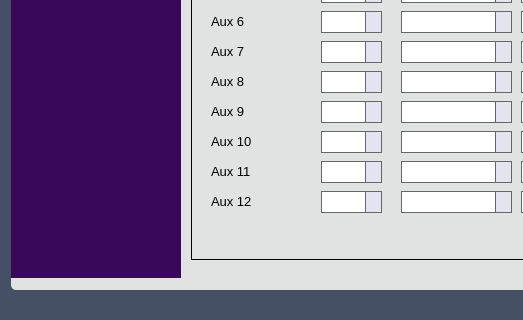
This is mainwindow.ui in OpenPanzerProject/OP-Config as Qt 5 draws it before an edit; both pictures show x 0 to 523 and y 493 to 813 of the 1045 by 813 pixel window. The edited form follows.
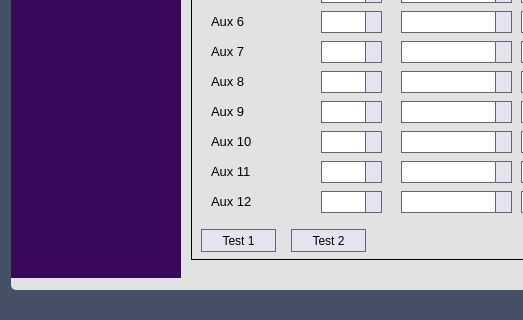
This is the edited form. Icons and pictures are not drawn. Custom widgets are drawn as their Qt base class.

Diff of the .ui file:
```diff
--- a/mainwindow.ui
+++ b/mainwindow.ui
@@ -4778,6 +4778,32 @@
                   <string>Order</string>
                  </property>
                 </widget>
+                <widget class="QPushButton" name="cmdTest1">
+                 <property name="geometry">
+                  <rect>
+                   <x>10</x>
+                   <y>570</y>
+                   <width>75</width>
+                   <height>23</height>
+                  </rect>
+                 </property>
+                 <property name="text">
+                  <string>Test 1</string>
+                 </property>
+                </widget>
+                <widget class="QPushButton" name="cmdTest2">
+                 <property name="geometry">
+                  <rect>
+                   <x>100</x>
+                   <y>570</y>
+                   <width>75</width>
+                   <height>23</height>
+                  </rect>
+                 </property>
+                 <property name="text">
+                  <string>Test 2</string>
+                 </property>
+                </widget>
                </widget>
               </widget>
               <widget class="QWidget" name="pgMotors">
```
